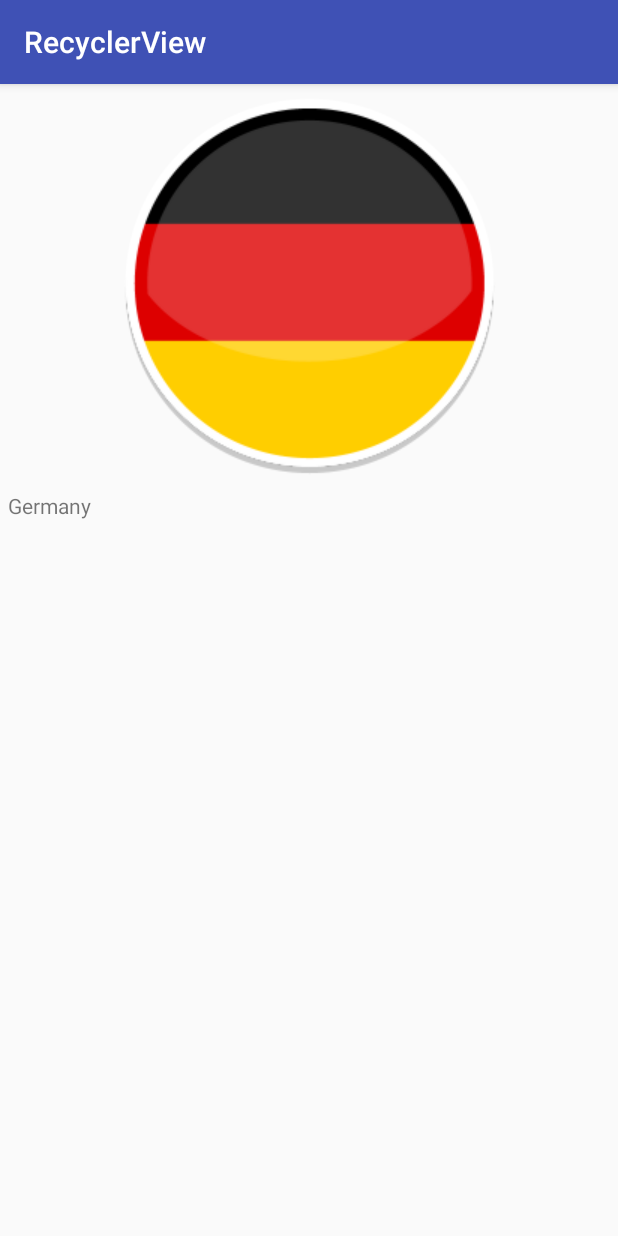
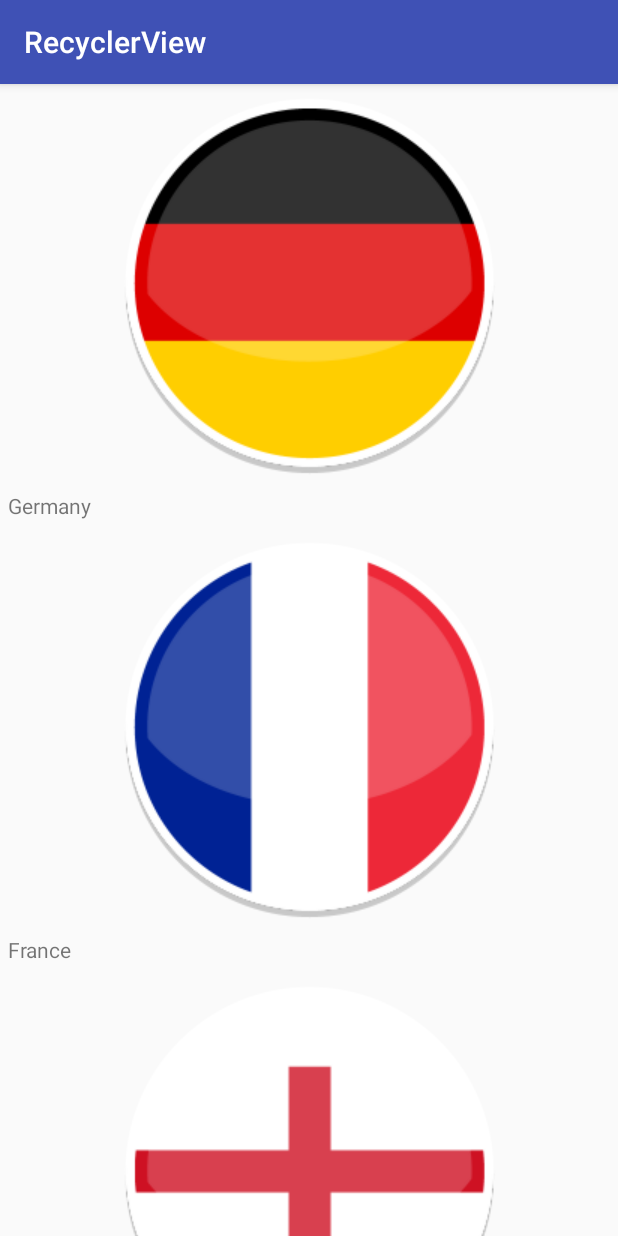
Before and after one commit to jamesou9307/RecyclerVieww, an Android app: the screen it shows after launch (MainActivity), on a phone screen of 412 x 824 dp. Run offline under Robolectric (Android 15) with nearby library versions, the phone set to English and light mode, and no system bars.

Commit message:
initial committed

```diff
--- a/app/src/main/java/com/james/recyclerview/MainActivity.java
+++ b/app/src/main/java/com/james/recyclerview/MainActivity.java
@@ -31,7 +31,7 @@ public class MainActivity extends AppCompatActivity {
 
         /*layoutManager.setOrientation(int i) 可以修改布局的排列方向，现在RecyclerView可以横向滚动*/
 
-        layoutManager.setOrientation(LinearLayoutManager.HORIZONTAL);
+        /*layoutManager.setOrientation(LinearLayoutManager.HORIZONTAL);*/
         CountryAdapter countryAdapter=new CountryAdapter(countries);
         recyclerView.setAdapter(countryAdapter);
     }
--- a/app/src/main/res/layout/country_item.xml
+++ b/app/src/main/res/layout/country_item.xml
@@ -13,7 +13,7 @@
     <TextView android:id="@+id/country_name"
         android:layout_height="wrap_content"
         android:layout_width="wrap_content"
-        android:layout_gravity="left"
+        android:layout_gravity="center_vertical"
         android:layout_marginTop="10dp"
         />
 
```
